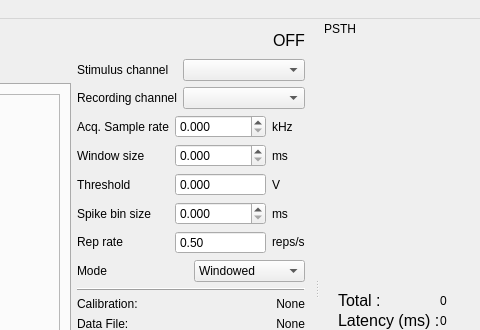
This is spikeylab/gui/main_control.ui in portfors-lab/sparkle as Qt 5 draws it before an edit; both pictures show x 642 to 1122 and y 0 to 330 of the 1223 by 621 pixel window. The edited form follows.
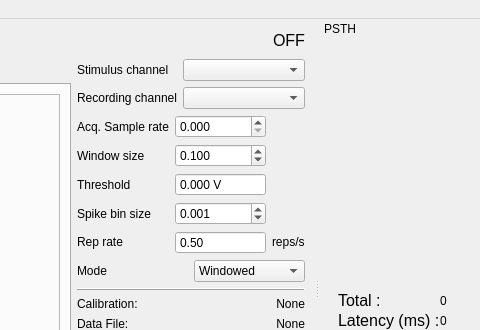
This is the edited form. Custom widgets are drawn as their Qt base class.

```diff
--- a/spikeylab/gui/main_control.ui
+++ b/spikeylab/gui/main_control.ui
@@ -422,13 +422,6 @@
             </property>
            </widget>
           </item>
-          <item row="0" column="2">
-           <widget class="QLabel" name="funit_lbl_2">
-            <property name="text">
-             <string>kHz</string>
-            </property>
-           </widget>
-          </item>
           <item row="2" column="0">
            <widget class="QLabel" name="label_10">
             <property name="text">
@@ -436,13 +429,6 @@
             </property>
            </widget>
           </item>
-          <item row="2" column="2">
-           <widget class="QLabel" name="tunit_lbl">
-            <property name="text">
-             <string>ms</string>
-            </property>
-           </widget>
-          </item>
           <item row="3" column="0">
            <widget class="QLabel" name="label_12">
             <property name="text">
@@ -450,13 +436,6 @@
             </property>
            </widget>
           </item>
-          <item row="3" column="2">
-           <widget class="QLabel" name="label_13">
-            <property name="text">
-             <string>V</string>
-            </property>
-           </widget>
-          </item>
           <item row="4" column="0">
            <widget class="QLabel" name="label_43">
             <property name="text">
@@ -464,13 +443,6 @@
             </property>
            </widget>
           </item>
-          <item row="4" column="2">
-           <widget class="QLabel" name="tunit_lbl_2">
-            <property name="text">
-             <string>ms</string>
-            </property>
-           </widget>
-          </item>
           <item row="0" column="1">
            <widget class="SmartSpinBox" name="aisrSpnbx">
             <property name="toolTip">
@@ -493,20 +465,13 @@
              <number>3</number>
             </property>
             <property name="maximum">
-             <double>3000.000000000000000</double>
+             <double>3.000000000000000</double>
             </property>
-           </widget>
-          </item>
-          <item row="2" column="1">
-           <widget class="SmartSpinBox" name="windowszSpnbx">
-            <property name="toolTip">
-             <string>Recording window duration</string>
+            <property name="singleStep">
+             <double>0.001000000000000</double>
             </property>
-            <property name="decimals">
-             <number>3</number>
-            </property>
-            <property name="maximum">
-             <double>3000.000000000000000</double>
+            <property name="value">
+             <double>0.001000000000000</double>
             </property>
            </widget>
           </item>
@@ -566,6 +531,9 @@
             <property name="buttonSymbols">
              <enum>QAbstractSpinBox::NoButtons</enum>
             </property>
+            <property name="suffix">
+             <string> V</string>
+            </property>
             <property name="decimals">
              <number>3</number>
             </property>
@@ -574,6 +542,22 @@
             </property>
            </widget>
           </item>
+          <item row="2" column="1">
+           <widget class="SmartSpinBox" name="windowszSpnbx">
+            <property name="decimals">
+             <number>3</number>
+            </property>
+            <property name="maximum">
+             <double>3.000000000000000</double>
+            </property>
+            <property name="singleStep">
+             <double>0.001000000000000</double>
+            </property>
+            <property name="value">
+             <double>0.100000000000000</double>
+            </property>
+           </widget>
+          </item>
          </layout>
         </item>
         <item>
```
